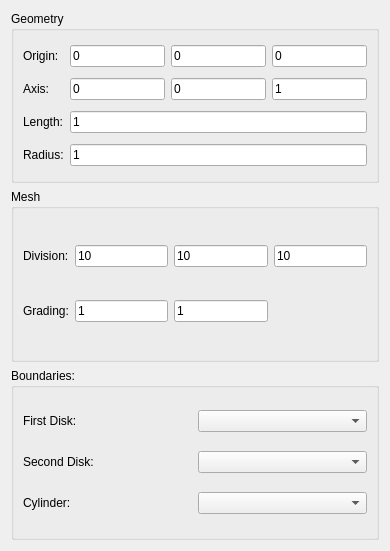
This is GUIDialog/GUIMeshDialog/MeshBaseTypeCylinderWidget.ui in eeaapp6/AppFlow-Agent as Qt 5 draws it before an edit. The edited form follows.
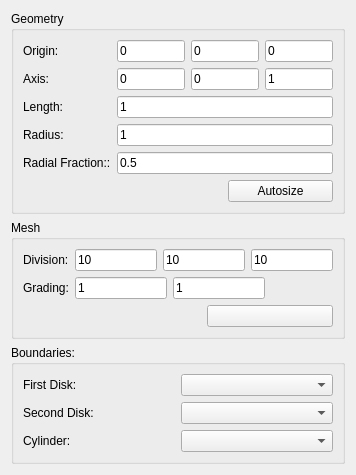
This is the edited form.

Commit message: 网格圆柱半径因子添加

```diff
--- a/GUIDialog/GUIMeshDialog/MeshBaseTypeCylinderWidget.ui
+++ b/GUIDialog/GUIMeshDialog/MeshBaseTypeCylinderWidget.ui
@@ -6,8 +6,8 @@
    <rect>
     <x>0</x>
     <y>0</y>
-    <width>390</width>
-    <height>551</height>
+    <width>356</width>
+    <height>454</height>
    </rect>
   </property>
   <property name="windowTitle">
@@ -27,27 +27,31 @@
         </property>
        </widget>
       </item>
-      <item row="0" column="1">
+      <item row="0" column="1" colspan="2">
+       <layout class="QHBoxLayout" name="horizontalLayout">
+        <item>
        <widget class="QLineEdit" name="lineEdit_OriginPoint1">
         <property name="text">
          <string>0</string>
         </property>
        </widget>
       </item>
-      <item row="0" column="2">
+        <item>
        <widget class="QLineEdit" name="lineEdit_OriginPoint2">
         <property name="text">
          <string>0</string>
         </property>
        </widget>
       </item>
-      <item row="0" column="3">
+        <item>
        <widget class="QLineEdit" name="lineEdit_OriginPoint3">
         <property name="text">
          <string>0</string>
         </property>
        </widget>
       </item>
+       </layout>
+      </item>
       <item row="1" column="0">
        <widget class="QLabel" name="label_2">
         <property name="text">
@@ -55,27 +59,31 @@
         </property>
        </widget>
       </item>
-      <item row="1" column="1">
+      <item row="1" column="1" colspan="2">
+       <layout class="QHBoxLayout" name="horizontalLayout_2">
+        <item>
        <widget class="QLineEdit" name="lineEdit_AxisPoint1">
         <property name="text">
          <string>0</string>
         </property>
        </widget>
       </item>
-      <item row="1" column="2">
+        <item>
        <widget class="QLineEdit" name="lineEdit_AxisPoint2">
         <property name="text">
          <string>0</string>
         </property>
        </widget>
       </item>
-      <item row="1" column="3">
+        <item>
        <widget class="QLineEdit" name="lineEdit_AxisPoint3">
         <property name="text">
          <string>1</string>
         </property>
        </widget>
       </item>
+       </layout>
+      </item>
       <item row="2" column="0">
        <widget class="QLabel" name="label_3">
         <property name="text">
@@ -83,7 +91,7 @@
         </property>
        </widget>
       </item>
-      <item row="2" column="1" colspan="3">
+      <item row="2" column="1" colspan="2">
        <widget class="QLineEdit" name="lineEdit_Length">
         <property name="text">
          <string>1</string>
@@ -97,13 +105,47 @@
         </property>
        </widget>
       </item>
-      <item row="3" column="1" colspan="3">
+      <item row="3" column="1" colspan="2">
        <widget class="QLineEdit" name="lineEdit_Radius">
         <property name="text">
          <string>1</string>
         </property>
        </widget>
       </item>
+      <item row="4" column="0">
+       <widget class="QLabel" name="label_5">
+        <property name="text">
+         <string>Radial Fraction::</string>
+        </property>
+       </widget>
+      </item>
+      <item row="4" column="1" colspan="2">
+       <widget class="QLineEdit" name="lineEdit_RadFraction">
+        <property name="text">
+         <string>0.5</string>
+        </property>
+       </widget>
+      </item>
+      <item row="5" column="0" colspan="2">
+       <spacer name="horizontalSpacer_2">
+        <property name="orientation">
+         <enum>Qt::Horizontal</enum>
+        </property>
+        <property name="sizeHint" stdset="0">
+         <size>
+          <width>207</width>
+          <height>20</height>
+         </size>
+        </property>
+       </spacer>
+      </item>
+      <item row="5" column="2">
+       <widget class="QPushButton" name="pushButton_Autosize">
+        <property name="text">
+         <string>Autosize</string>
+        </property>
+       </widget>
+      </item>
      </layout>
     </widget>
    </item>
@@ -120,27 +162,31 @@
         </property>
        </widget>
       </item>
-      <item row="0" column="1">
+      <item row="0" column="1" colspan="2">
+       <layout class="QHBoxLayout" name="horizontalLayout_3">
+        <item>
        <widget class="QLineEdit" name="lineEdit_Division1">
         <property name="text">
          <string>10</string>
         </property>
        </widget>
       </item>
-      <item row="0" column="2">
+        <item>
        <widget class="QLineEdit" name="lineEdit_Division2">
         <property name="text">
          <string>10</string>
         </property>
        </widget>
       </item>
-      <item row="0" column="3">
+        <item>
        <widget class="QLineEdit" name="lineEdit_Division3">
         <property name="text">
          <string>10</string>
         </property>
        </widget>
       </item>
+       </layout>
+      </item>
       <item row="1" column="0">
        <widget class="QLabel" name="label_Dimensions_2">
         <property name="text">
@@ -148,21 +194,23 @@
         </property>
        </widget>
       </item>
-      <item row="1" column="1">
+      <item row="1" column="1" colspan="2">
+       <layout class="QHBoxLayout" name="horizontalLayout_4">
+        <item>
        <widget class="QLineEdit" name="lineEdit_Grading1">
         <property name="text">
          <string>1</string>
         </property>
        </widget>
       </item>
-      <item row="1" column="2">
+        <item>
        <widget class="QLineEdit" name="lineEdit_Grading2">
         <property name="text">
          <string>1</string>
         </property>
        </widget>
       </item>
-      <item row="1" column="3">
+        <item>
        <spacer name="horizontalSpacer">
         <property name="orientation">
          <enum>Qt::Horizontal</enum>
@@ -174,6 +222,28 @@
          </size>
         </property>
        </spacer>
+        </item>
+       </layout>
+      </item>
+      <item row="2" column="0" colspan="2">
+       <spacer name="horizontalSpacer_3">
+        <property name="orientation">
+         <enum>Qt::Horizontal</enum>
+        </property>
+        <property name="sizeHint" stdset="0">
+         <size>
+          <width>183</width>
+          <height>20</height>
+         </size>
+        </property>
+       </spacer>
+      </item>
+      <item row="2" column="2">
+       <widget class="QPushButton" name="pushButton_Autosize_2">
+        <property name="text">
+         <string/>
+        </property>
+       </widget>
       </item>
      </layout>
     </widget>
```
Lines whose indentation alone changed are shown as unchanged. The commit also changes 1 other file.
